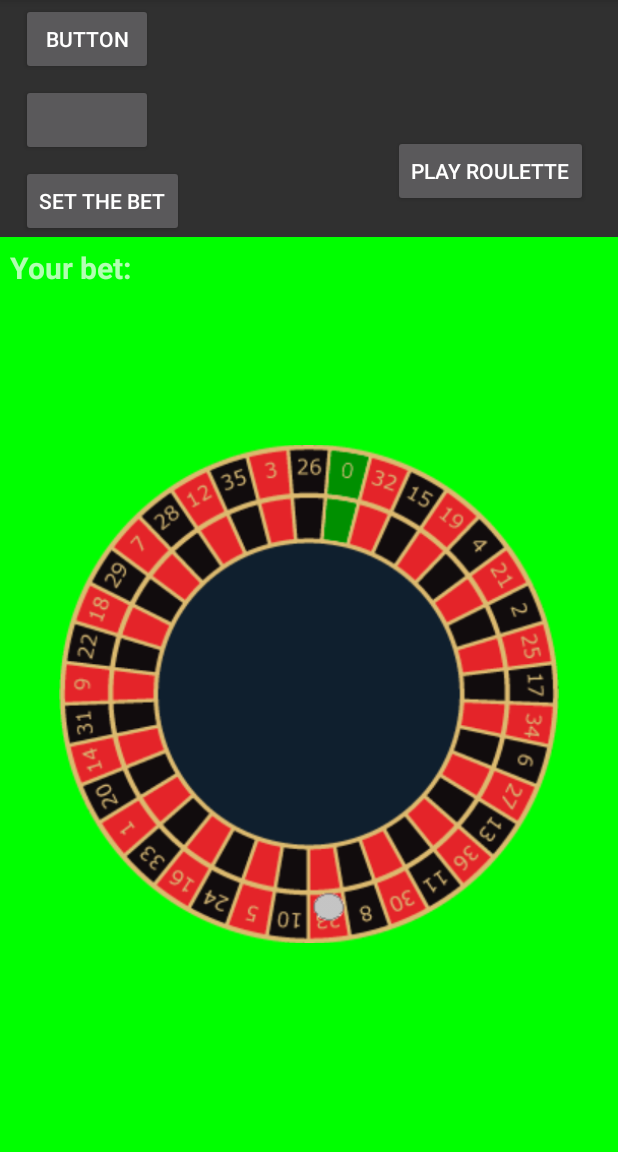
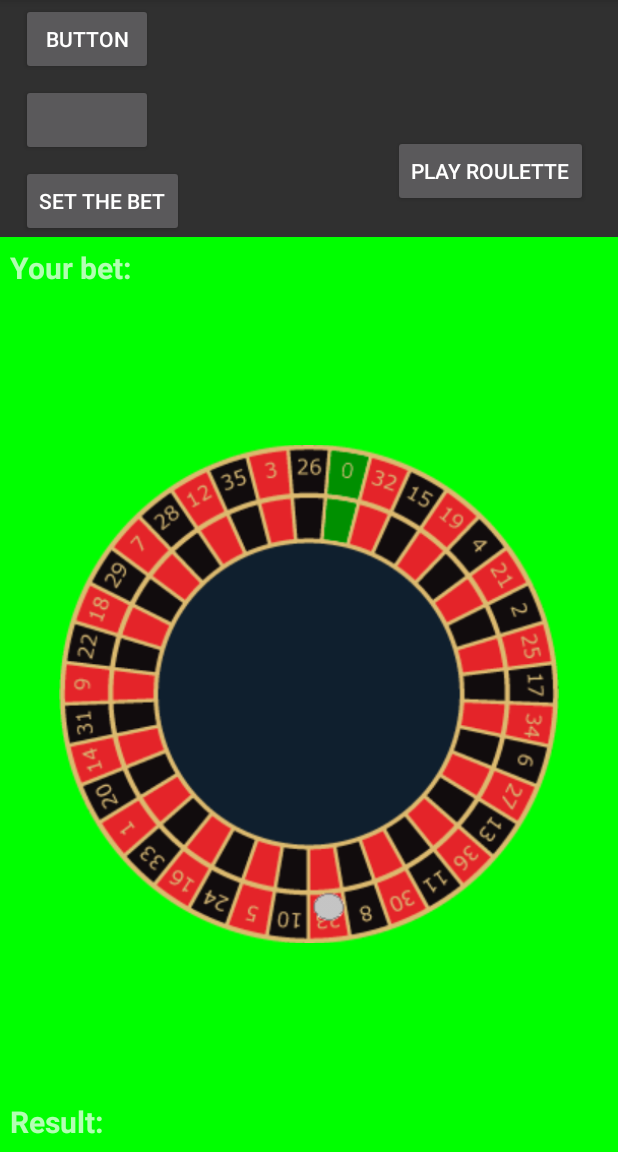
Before and after one commit to SyrtisGecko/Android_zad1, an Android app: the RouletteGameActivity screen opened directly, with no data from a screen before it, after a tap on "PLAY ROULETTE", on a phone screen of 412 x 824 dp, the part 84-1236 px from its top. Run offline under Robolectric (Android 15) with nearby library versions, the phone set to English and light mode, and no system bars.

```diff
--- a/app/src/main/java/com/example/przemek/hsport/myapplication2/RouletteGameActivity.java
+++ b/app/src/main/java/com/example/przemek/hsport/myapplication2/RouletteGameActivity.java
@@ -8,6 +8,8 @@ import android.view.animation.Animation;
 import android.view.animation.LinearInterpolator;
 import android.view.animation.RotateAnimation;
 import android.widget.ImageView;
+import android.widget.TextView;
+import android.widget.Toast;
 
 import java.util.HashMap;
 import java.util.Map;
@@ -28,9 +30,26 @@ public class RouletteGameActivity extends AppCompatActivity {
         phi.put(24, 330.786); phi.put(5, 340.515); phi.put(10, 350.244); phi.put(23, 359.973);
     }
 
+    private static final Map<Integer, String> betDetails;
+    static {
+        betDetails = new HashMap<Integer, String>();
+        betDetails.put(0, "bet0g"); betDetails.put(1, "bet1r"); betDetails.put(2, "bet2b"); betDetails.put(3, "bet3r");
+        betDetails.put(4, "bet4b"); betDetails.put(5, "bet5r"); betDetails.put(6, "bet6b");
+        betDetails.put(7, "bet7r"); betDetails.put(8, "bet8b"); betDetails.put(9, "bet9r");
+        betDetails.put(10, "bet10b"); betDetails.put(11, "bet11b"); betDetails.put(12, "bet12r");
+        betDetails.put(13, "bet13b"); betDetails.put(14, "bet14r"); betDetails.put(15, "bet15b");
+        betDetails.put(16, "bet16r"); betDetails.put(17, "bet17b"); betDetails.put(18, "bet18r");
+        betDetails.put(19, "bet19r"); betDetails.put(20, "bet20b"); betDetails.put(21, "bet21r");
+        betDetails.put(22, "bet22b"); betDetails.put(23, "bet23r"); betDetails.put(24, "bet24b");
+        betDetails.put(25, "bet25r"); betDetails.put(26, "bet26b"); betDetails.put(27, "bet27r");
+        betDetails.put(28, "bet28b"); betDetails.put(29, "bet29b"); betDetails.put(30, "bet30r");
+        betDetails.put(31, "bet31b"); betDetails.put(32, "bet32r"); betDetails.put(33, "bet33b");
+        betDetails.put(34, "bet34r"); betDetails.put(35, "bet35b"); betDetails.put(36, "bet36r");
+    }
+
     private static final int GET_BET = 0;
 
-    private String thisBet;
+    protected String thisBet = null;
 
     @Override
     protected void onCreate(Bundle savedInstanceState) {
@@ -41,6 +60,7 @@ public class RouletteGameActivity extends AppCompatActivity {
     public void playRoulette(View view) {
         Random rn = new Random();
         int n = rn.nextInt(37);
+        n = 4;                                      // !!! CHEATING !!!
         System.out.println("Wylosowano: " + n);
 
 //        ImageView image = (ImageView) findViewById(R.id.ball1);
@@ -49,16 +69,56 @@ public class RouletteGameActivity extends AppCompatActivity {
 
 
         playAnimation(n);
+//        validateScore(n);
     }
 
-    private void playAnimation(int n) {
+    private void validateScore(int n) {
+        if(thisBet == null || thisBet.isEmpty()) {
+            Toast.makeText(getApplicationContext(), "You didn't select your bet! \nTry again.", Toast.LENGTH_SHORT).show();
+        } else if(betDetails.get(n).equals(thisBet)) {
+            Toast.makeText(getApplicationContext(), "!!!CONGRATULATIONS!!!\nYou won.", Toast.LENGTH_SHORT).show();
+        } else if(n%2 == 0 && thisBet.equals("beteven")) {
+            Toast.makeText(getApplicationContext(), "!!!CONGRATULATIONS!!!\nYou guessed it's even.", Toast.LENGTH_SHORT).show();
+        } else if(n%2 == 1 && thisBet.equals("betodd")) {
+            Toast.makeText(getApplicationContext(), "!!!CONGRATULATIONS!!!\nYou guessed it's odd.", Toast.LENGTH_SHORT).show();
+        } else if(thisBet.equals("betred")) {
+            if(n == 1 || n == 3 || n == 5 || n == 7 || n == 9 || n == 12 || n == 14 || n == 16 || n == 18 || n == 19 ||
+                    n == 21 || n == 23 || n == 25 || n == 27 || n == 30 || n == 32 || n == 34 || n == 36) {
+                Toast.makeText(getApplicationContext(), "!!!CONGRATULATIONS!!!\nYou guessed the color.", Toast.LENGTH_SHORT).show();
+            }
+        } else if(thisBet.equals("betblack")) {
+            if(n == 2 || n == 4 || n == 6 || n == 8 || n == 10 || n == 11 || n == 13 || n == 15 || n == 17 || n == 20 ||
+                    n == 22 || n == 24 || n == 26 || n == 28 || n == 29 || n == 31 || n == 33 || n == 35) {
+                Toast.makeText(getApplicationContext(), "!!!CONGRATULATIONS!!!\nYou guessed the color.", Toast.LENGTH_SHORT).show();
+            }
+        } else if (thisBet.equals("bet1st12") && n <= 12) {
+            Toast.makeText(getApplicationContext(), "!!!CONGRATULATIONS!!!\nYou guessed the number range.", Toast.LENGTH_SHORT).show();
+        } else if (thisBet.equals("bet2nd12") && n > 12 && n <= 24) {
+            Toast.makeText(getApplicationContext(), "!!!CONGRATULATIONS!!!\nYou guessed the number range.", Toast.LENGTH_SHORT).show();
+        } else if (thisBet.equals("bet3rd12") && n > 24) {
+            Toast.makeText(getApplicationContext(), "!!!CONGRATULATIONS!!!\nYou guessed the number range.", Toast.LENGTH_SHORT).show();
+        } else if (thisBet.equals("bet1to18") && n <= 18) {
+            Toast.makeText(getApplicationContext(), "!!!CONGRATULATIONS!!!\nYou guessed the number range.", Toast.LENGTH_SHORT).show();
+        } else if (thisBet.equals("bet19to36") && n > 18) {
+            Toast.makeText(getApplicationContext(), "!!!CONGRATULATIONS!!!\nYou guessed the number range.", Toast.LENGTH_SHORT).show();
+        } else {
+            Toast.makeText(getApplicationContext(), "Not this time.\nTry again.", Toast.LENGTH_SHORT).show();
+        }
+    }
+
+    private void playAnimation(final int n) {
         double d = phi.get(n);
         final float f = (float) d;
+
         RotateAnimation rotate = new RotateAnimation(0, -1080-f, Animation.RELATIVE_TO_SELF, 0.5f, Animation.RELATIVE_TO_SELF, 0.5f);
         rotate.setDuration(3500);
         rotate.setInterpolator(new LinearInterpolator());
+
         final ImageView image= (ImageView) findViewById(R.id.ball1);
         image.setRotation(0);
+
+        final TextView text = (TextView) findViewById(R.id.resultText);
+        text.setText("Result: ");
 
         rotate.setAnimationListener(new Animation.AnimationListener() {
             @Override
@@ -69,6 +129,9 @@ public class RouletteGameActivity extends AppCompatActivity {
             @Override
             public void onAnimationEnd(Animation animation) {
                 image.setRotation(360-f);
+
+                text.setText("Result: " + n);
+                validateScore(n);
             }
 
             @Override
@@ -77,13 +140,7 @@ public class RouletteGameActivity extends AppCompatActivity {
             }
         });
 
-
         image.startAnimation(rotate);
-
-//        ImageView image = (ImageView) findViewById(R.id.ball1);
-//        Animation animation = AnimationUtils.loadAnimation(getApplicationContext(), R.anim.counterclockwise2);
-//        animation.
-//        image.startAnimation(animation);
     }
 
     public void setTheBet(View view) {
--- a/app/src/main/res/layout/activity_roulette_game.xml
+++ b/app/src/main/res/layout/activity_roulette_game.xml
@@ -97,6 +97,17 @@
             android:id="@+id/ball1"
             android:visibility="visible"/>
 
+        <TextView
+            android:id="@+id/resultText"
+            android:layout_width="wrap_content"
+            android:layout_height="wrap_content"
+            android:layout_gravity="bottom"
+            android:layout_marginLeft="10px"
+            android:layout_marginBottom="10px"
+            android:text="Result: "
+            android:textSize="20sp"
+            android:textStyle="bold" />
+
     </FrameLayout>
 
 </LinearLayout>
```
